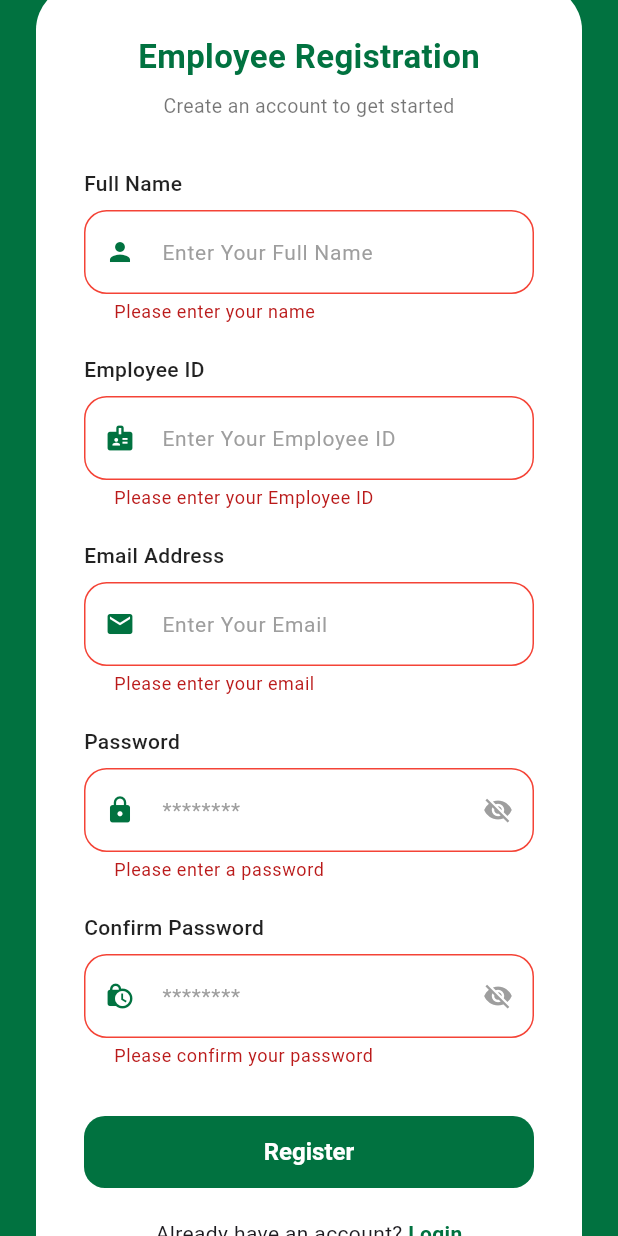
After one commit to shaniyathasnim/Green_Bin_Employee, a Flutter app: the RegistrationScreen screen opened directly, scrolled down 140 dp, after a tap on "Register", on a phone screen of 412 x 824 dp. The commit adds this screen. Run offline on Flutter 3.47's test engine with Material 3 defaults, Android fonts, the phone set to English and light mode, and no system bars; our stand-ins replace cloud_firestore, firebase_auth, image_picker, shared_preferences; accounts and stored records are empty.

Commit message:
adding employee provider

```diff
--- /dev/null
+++ b/lib/providers/employee_provider.dart
@@ -0,0 +1,142 @@
+import 'dart:convert';
+import 'package:cloud_firestore/cloud_firestore.dart';
+import 'package:firebase_auth/firebase_auth.dart';
+import 'package:flutter/material.dart';
+import 'package:shared_preferences/shared_preferences.dart';
+import '../models/employee_model.dart';
+
+class EmployeeProvider with ChangeNotifier {
+   final FirebaseAuth _auth = FirebaseAuth.instance;
+  final FirebaseFirestore _firestore = FirebaseFirestore.instance;
+
+  Employee? employee;
+  String? verificationId;
+  bool _isLoading = false;
+  bool _isNewemployee = false;
+
+  Employee? get employee => _currentEmployee; ;
+  bool get isLoading => _isLoading;
+  bool get isNewEmployee => _isNewemployee;
+
+  void _setLoading(bool value) {
+    _isLoading = value;
+    notifyListeners();
+  }
+
+  // bool get isAuthenticated => _currentEmployee != null;
+
+  // Key for local storage
+  // static const String _employeeKey = 'current_employee';
+  //
+  //  EmployeeProvider() {
+  //   loadEmployee();
+   // }
+
+  // Future<void> loadEmployee() async {
+  //   final prefs = await SharedPreferences.getInstance();
+  //   final String? employeeData = prefs.getString(_employeeKey);
+  //   if (employeeData != null) {
+  //     _currentEmployee = Employee.fromJson(json.decode(employeeData));
+  //     notifyListeners();
+  //   }
+  // }
+
+  Future<void> registerWithEmail({
+    required String name,
+    required String employeeId,
+    required String email,
+    required String password,
+  }) async {
+    _isLoading = true;
+
+    try {
+      log('hgggggggg');
+      final String uid = DateTime
+          .now()
+          .millisecondsSinceEpoch
+          .toString();
+       employee = Employee(
+        id: uid,
+        name: name,
+        employeeId: employeeId,
+        email: email,
+        profileImageUrl: '',
+        joinedDate: '',
+      );
+
+      await _firestore
+          .collection('employees')
+          .doc(uid)
+          .set(employee!.toMap());
+      log('aaaaaaaaa');
+      _isNewemployee = false;
+      notifyListeners();
+
+
+    }on FirebaseAuthException catch (e) {
+      log('Firebase Auth Error Code: ${e.code}');
+      log('Firebase Auth Error Message: ${e.message}');
+      throw Exception(e.message ?? 'Registration failed');
+    } catch (e) {
+      rethrow;
+    } finally {
+      _setLoading(false);
+    }
+  }
+// EMAIL & PASSWORD LOGIN
+  Future<void> loginWithEmail(String email, String password) async {
+ _setLoading(true);
+
+     try {
+final UserCredential credential = await _auth.signInWithEmailAndPassword(
+email: email,
+password: password,
+);
+
+final User? user = credential.user;
+
+if (user == null) {
+throw Exception('Login failed');
+}
+final QuerySnapshot<Map<String, dynamic>> snapshot = await _firestore
+.collection('customers')
+.where('email', isEqualTo: email)
+.limit(1)
+.get();
+
+if (snapshot.docs.isNotEmpty) {
+// Customer exists
+employee =Employee.fromMap(snapshot.docs.first.data());
+
+_isNewemployee = false;
+} else {
+// Customer doesn't exist in Firestore
+final String uid = DateTime.now().millisecondsSinceEpoch.toString();
+employee = Employee(
+id: uid,
+name: '',
+employeeId: '',
+email: email,
+profileImageUrl: '',
+joinedDate: '',
+);
+await _firestore.collection('Employees').doc(uid).set(employee!.toMap());
+_isNewemployee = true;
+}
+notifyListeners();
+} catch (e) {
+rethrow;
+} finally {
+_setLoading(false);
+}
+  }
+
+
+  Future<void> logout() async {
+    await _auth.signOut();
+    _currentEmployee = null;
+    final prefs = await SharedPreferences.getInstance();
+    await prefs.remove(_employeeKey);
+    notifyListeners();
+  }
+}
--- a/lib/views/home_screen.dart
+++ b/lib/views/home_screen.dart
@@ -18,14 +18,13 @@ class EmployeeHomeScreen extends StatefulWidget {
 class _EmployeeHomeScreenState extends State<EmployeeHomeScreen> {
   int selectedNavIndex = 0;
 
-  // Home content lives in its own widget (see HomeTab below),
-  // NOT the EmployeeHomeScreen itself.
   final List<Widget> _pages = const [
     HomeTab(),
     HistoryScreen(),
     HelpSupportPage(),
     ProfileScreen(),
     EditProfileScreen(),
+
   ];
 
   @override
--- /dev/null
+++ b/lib/views/registration_screen.dart
@@ -0,0 +1,367 @@
+import 'package:flutter/material.dart';
+import 'package:green_bin_employee/providers/employee_provider.dart' hide EmployeeProvider;
+
+import 'package:green_bin_employee/utils/app_colors.dart';
+import 'package:provider/provider.dart';
+import 'login_screen.dart';
+import '../providers/employee_provider.dart'; // <-- adjust to your actual path
+
+class RegistrationScreen extends StatefulWidget {
+  const RegistrationScreen({super.key});
+
+  @override
+  State<RegistrationScreen> createState() => _RegistrationScreenState();
+}
+
+class _RegistrationScreenState extends State<RegistrationScreen> {
+  final _formKey = GlobalKey<FormState>();
+
+  final TextEditingController _nameController = TextEditingController();
+  final TextEditingController _employeeIdController = TextEditingController();
+  final TextEditingController _emailController = TextEditingController();
+  final TextEditingController _passwordController = TextEditingController();
+  final TextEditingController _confirmPasswordController = TextEditingController();
+
+  bool _isPasswordVisible = false;
+  bool _isConfirmPasswordVisible = false;
+
+  // Custom Colors
+  static const Color primaryGreen = Color(0xFF017240);
+  static const Color fieldBorderColor = Color(0xFFE0E0E0);
+  static const Color hintColor = Colors.grey;
+
+  @override
+  void dispose() {
+    _nameController.dispose();
+    _employeeIdController.dispose();
+    _emailController.dispose();
+    _passwordController.dispose();
+    _confirmPasswordController.dispose();
+    super.dispose();
+  }
+
+  void _handleRegister() async {
+    if (!_formKey.currentState!.validate()) {
+      return;
+    }
+    try {
+      await Provider.of<EmployeeProvider>(context, listen: false)
+          .registerWithEmail(
+        name: _nameController.text.trim(),
+        employeeId: _employeeIdController.text.trim(),
+        email: _emailController.text.trim(),
+        password: _passwordController.text.trim(),
+      );
+      if (!mounted) return;
+      ScaffoldMessenger.of(context).showSnackBar(
+        const SnackBar(content: Text('Registration Successful!')),
+      );
+
+      // Navigate back to login
+      Navigator.pushAndRemoveUntil(
+        context,
+        MaterialPageRoute(builder: (_) => const EmployeeLoginScreen()),
+            (route) => false,
+      );
+    } catch (e) {
+      if (!mounted) return;
+      ScaffoldMessenger.of(context).showSnackBar(
+        SnackBar(
+          content: Text(e.toString().replaceFirst('Exception: ', '')),
+          backgroundColor: Colors.red,
+        ),
+      );
+    }
+  }
+
+  @override
+  Widget build(BuildContext context) {
+    final size = MediaQuery.of(context).size;
+    final isMobile = size.width < 600;
+
+    return Scaffold(
+      backgroundColor: primaryGreen,
+      body: SafeArea(
+        child: Center(
+          child: SingleChildScrollView(
+            padding: const EdgeInsets.symmetric(horizontal: 24, vertical: 20),
+            child: Column(
+              mainAxisAlignment: MainAxisAlignment.center,
+              children: [
+                _buildLogo(),
+                const SizedBox(height: 30),
+                ConstrainedBox(
+                  constraints: BoxConstraints(
+                    maxWidth: isMobile ? size.width * 0.9 : 450,
+                  ),
+                  child: Container(
+                    padding: const EdgeInsets.all(32),
+                    decoration: BoxDecoration(
+                      color: Colors.white,
+                      borderRadius: BorderRadius.circular(30),
+                    ),
+                    child: Form(
+                      key: _formKey,
+                      child: Column(
+                        mainAxisSize: MainAxisSize.min,
+                        children: [
+                          const Text(
+                            'Employee Registration',
+                            style: TextStyle(
+                              color: primaryGreen,
+                              fontSize: 22,
+                              fontWeight: FontWeight.w700,
+                            ),
+                          ),
+                          const SizedBox(height: 8),
+                          const Text(
+                            'Create an account to get started',
+                            textAlign: TextAlign.center,
+                            style: TextStyle(
+                              color: Colors.black54,
+                              fontSize: 13,
+                            ),
+                          ),
+                          const SizedBox(height: 32),
+
+                          // Employee Name
+                          _buildLabel('Full Name'),
+                          const SizedBox(height: 8),
+                          TextFormField(
+                            controller: _nameController,
+                            textInputAction: TextInputAction.next,
+                            decoration: _inputDecoration(
+                              hintText: 'Enter Your Full Name',
+                              prefixIcon: Icons.person,
+                            ),
+                            validator: (value) => value == null || value.trim().isEmpty
+                                ? 'Please enter your name'
+                                : null,
+                          ),
+                          const SizedBox(height: 20),
+
+                          // Employee ID
+                          _buildLabel('Employee ID'),
+                          const SizedBox(height: 8),
+                          TextFormField(
+                            controller: _employeeIdController,
+                            textInputAction: TextInputAction.next,
+                            decoration: _inputDecoration(
+                              hintText: 'Enter Your Employee ID',
+                              prefixIcon: Icons.badge,
+                            ),
+                            validator: (value) => value == null || value.trim().isEmpty
+                                ? 'Please enter your Employee ID'
+                                : null,
+                          ),
+                          const SizedBox(height: 20),
+
+                          // Email
+                          _buildLabel('Email Address'),
+                          const SizedBox(height: 8),
+                          TextFormField(
+                            controller: _emailController,
+                            keyboardType: TextInputType.emailAddress,
+                            textInputAction: TextInputAction.next,
+                            decoration: _inputDecoration(
+                              hintText: 'Enter Your Email',
+                              prefixIcon: Icons.email,
+                            ),
+                            validator: (value) {
+                              if (value == null || value.isEmpty) return 'Please enter your email';
+                              if (!RegExp(r'^[\w-\.]+@([\w-]+\.)+[\w-]{2,4}$').hasMatch(value)) {
+                                return 'Please enter a valid email';
+                              }
+                              return null;
+                            },
+                          ),
+                          const SizedBox(height: 20),
+
+                          // Password
+                          _buildLabel('Password'),
+                          const SizedBox(height: 8),
+                          TextFormField(
+                            controller: _passwordController,
+                            obscureText: !_isPasswordVisible,
+                            textInputAction: TextInputAction.next,
+                            decoration: _inputDecoration(
+                              hintText: '********',
+                              prefixIcon: Icons.lock,
+                              isPassword: true,
+                              isVisible: _isPasswordVisible,
+                              onToggle: () => setState(() => _isPasswordVisible = !_isPasswordVisible),
+                            ),
+                            validator: (value) {
+                              if (value == null || value.isEmpty) return 'Please enter a password';
+                              if (value.length < 6) return 'Password must be at least 6 characters';
+                              return null;
+                            },
+                          ),
+                          const SizedBox(height: 20),
+
+                          // Confirm Password
+                          _buildLabel('Confirm Password'),
+                          const SizedBox(height: 8),
+                          TextFormField(
+                            controller: _confirmPasswordController,
+                            obscureText: !_isConfirmPasswordVisible,
+                            textInputAction: TextInputAction.done,
+                            onFieldSubmitted: (_) => _handleRegister(),
+                            decoration: _inputDecoration(
+                              hintText: '********',
+                              prefixIcon: Icons.lock_clock,
+                              isPassword: true,
+                              isVisible: _isConfirmPasswordVisible,
+                              onToggle: () =>
+                                  setState(() => _isConfirmPasswordVisible = !_isConfirmPasswordVisible),
+                            ),
+                            validator: (value) {
+                              if (value == null || value.isEmpty) return 'Please confirm your password';
+                              if (value != _passwordController.text) return 'Passwords do not match';
+                              return null;
+                            },
+                          ),
+                          const SizedBox(height: 32),
+
+                          // Register Button
+                          SizedBox(
+                            width: double.infinity,
+                            height: 48,
+                            child: ElevatedButton(
+                              onPressed: _handleRegister,
+                              style: ElevatedButton.styleFrom(
+                                backgroundColor: primaryGreen,
+                                foregroundColor: Colors.white,
+                                elevation: 0,
+                                shape: RoundedRectangleBorder(
+                                  borderRadius: BorderRadius.circular(14),
+                                ),
+                                textStyle: const TextStyle(
+                                  fontSize: 16,
+                                  fontWeight: FontWeight.bold,
+                                ),
+                              ),
+                              child: const Text('Register'),
+                            ),
+                          ),
+                          const SizedBox(height: 20),
+                          Row(
+                            mainAxisAlignment: MainAxisAlignment.center,
+                            children: [
+                              const Text("Already have an account? "),
+                              GestureDetector(
+                                onTap: () => Navigator.pop(context),
+                                child: const Text(
+                                  'Login',
+                                  style: TextStyle(
+                                    color: primaryGreen,
+                                    fontWeight: FontWeight.bold,
+                                  ),
+                                ),
+                              ),
+                            ],
+                          ),
+                        ],
+                      ),
+                    ),
+                  ),
+                ),
+                const SizedBox(height: 40),
+              ],
+            ),
+          ),
+        ),
+      ),
+    );
+  }
+
+  Widget _buildLogo() {
+    return Image.asset(
+      'assets/G.png',
+      height: 80,
+      width: 80,
+      fit: BoxFit.contain,
+      errorBuilder: (context, error, stackTrace) {
+        return Container(
+          height: 80,
+          width: 80,
+          decoration: const BoxDecoration(
+            color: Colors.white,
+            shape: BoxShape.circle,
+          ),
+          child: const Center(
+            child: Text(
+              'G',
+              style: TextStyle(
+                color: primaryGreen,
+                fontSize: 48,
+                fontWeight: FontWeight.w900,
+              ),
+            ),
+          ),
+        );
+      },
+    );
+  }
+
+  Widget _buildLabel(String text) {
+    return Align(
+      alignment: Alignment.centerLeft,
+      child: Text(
+        text,
+        style: const TextStyle(
+          fontSize: 14,
+          fontWeight: FontWeight.w500,
+          color: Colors.black87,
+        ),
+      ),
+    );
+  }
+
+  InputDecoration _inputDecoration({
+    required String hintText,
+    required IconData prefixIcon,
+    bool isPassword = false,
+    bool isVisible = false,
+    VoidCallback? onToggle,
+  }) {
+    return InputDecoration(
+      hintText: hintText,
+      hintStyle: const TextStyle(color: hintColor, fontSize: 14),
+      prefixIcon: Icon(prefixIcon, color: primaryGreen, size: 20),
+      suffixIcon: isPassword
+          ? IconButton(
+        icon: Icon(
+          isVisible ? Icons.visibility : Icons.visibility_off,
+          color: hintColor,
+          size: 20,
+        ),
+        onPressed: onToggle,
+      )
+          : null,
+      filled: true,
+      fillColor: Colors.white,
+      contentPadding: const EdgeInsets.symmetric(vertical: 16, horizontal: 16),
+      border: OutlineInputBorder(
+        borderRadius: BorderRadius.circular(15),
+        borderSide: const BorderSide(color: fieldBorderColor),
+      ),
+      enabledBorder: OutlineInputBorder(
+        borderRadius: BorderRadius.circular(15),
+        borderSide: const BorderSide(color: fieldBorderColor),
+      ),
+      focusedBorder: OutlineInputBorder(
+        borderRadius: BorderRadius.circular(15),
+        borderSide: const BorderSide(color: primaryGreen, width: 1.5),
+      ),
+      errorBorder: OutlineInputBorder(
+        borderRadius: BorderRadius.circular(15),
+        borderSide: const BorderSide(color: Colors.red, width: 1),
+      ),
+      focusedErrorBorder: OutlineInputBorder(
+        borderRadius: BorderRadius.circular(15),
+        borderSide: const BorderSide(color: Colors.red, width: 1),
+      ),
+    );
+  }
+}
--- a/pubspec.yaml
+++ b/pubspec.yaml
@@ -38,6 +38,9 @@ dependencies:
   shared_preferences: ^2.5.5
   image_picker: ^1.1.2
   google_fonts: ^6.2.1
+  provider: ^6.1.5+1
+  cloud_firestore: ^6.9.0
+  firebase_auth: ^6.6.1
 
 
 dev_dependencies:
```
Also changed, not shown: analysis_options.yaml (+8 -0 lines), lib/main.dart (+16 -7 lines), lib/views/login_screen.dart (+21 -0 lines), pubspec.lock, 3 other files.
